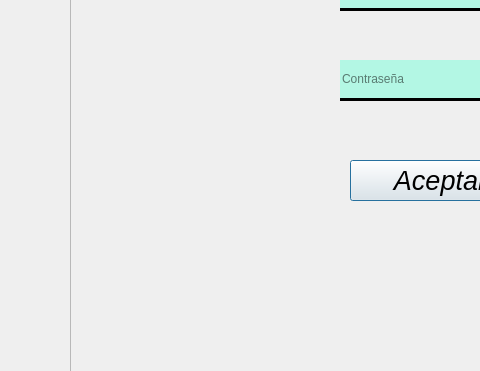
This is proyecto_software/src/interface/ui/Login.ui in Mig501/IngSw as Qt 5 draws it before an edit; both pictures show x 0 to 480 and y 170 to 541 of the 972 by 748 pixel window. The edited form follows.
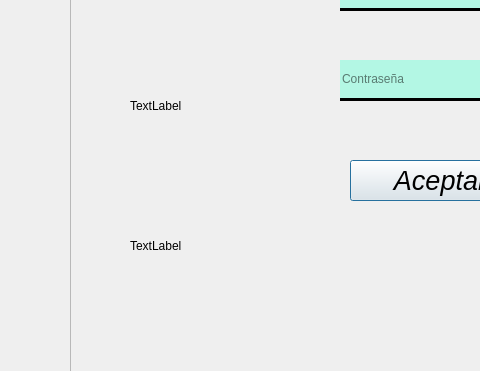
This is the edited form. Icons and pictures are not drawn.

Commit message: insercion logo

```diff
--- a/proyecto_software/src/interface/ui/Login.ui
+++ b/proyecto_software/src/interface/ui/Login.ui
@@ -106,6 +106,35 @@
      <string>Aceptar</string>
     </property>
    </widget>
+   <widget class="QLabel" name="label">
+    <property name="geometry">
+     <rect>
+      <x>60</x>
+      <y>330</y>
+      <width>191</width>
+      <height>131</height>
+     </rect>
+    </property>
+    <property name="styleSheet">
+     <string notr="true">border-image: url(:/prefijoNuevo/logo.jpg);</string>
+    </property>
+    <property name="text">
+     <string>TextLabel</string>
+    </property>
+   </widget>
+   <widget class="QLabel" name="label_2">
+    <property name="geometry">
+     <rect>
+      <x>60</x>
+      <y>210</y>
+      <width>61</width>
+      <height>91</height>
+     </rect>
+    </property>
+    <property name="text">
+     <string>TextLabel</string>
+    </property>
+   </widget>
   </widget>
  </widget>
  <resources/>
```
Left out of the diff: 4 changed lines with no effect on the pictures. The commit also changes 2 other files.
